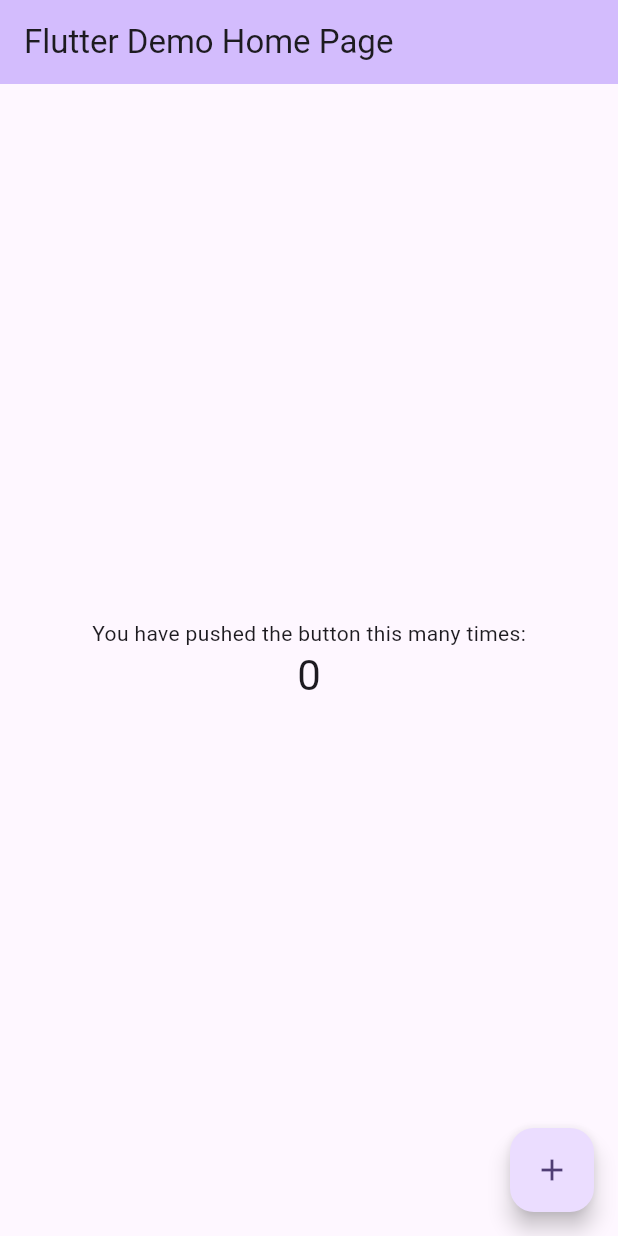
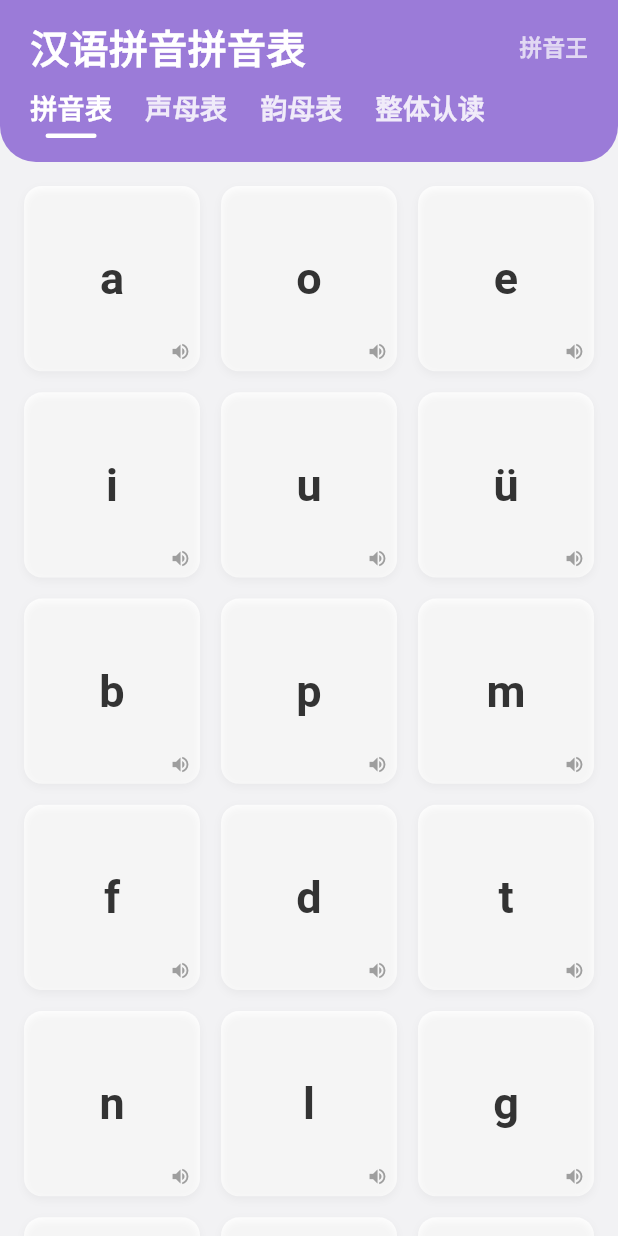
Before and after one commit to jimin5329060/pinyin_king, a Flutter app: the screen it shows after launch, on a phone screen of 412 x 824 dp. Run offline on Flutter 3.47's test engine with Material 3 defaults, Android fonts, the phone set to English and light mode, and no system bars; our stand-ins replace audioplayers.

Commit message:
音频加载完成 ui复刻完成

```diff
--- a/lib/main.dart
+++ b/lib/main.dart
@@ -1,122 +1,31 @@
+/// 拼音王 —— 权威拼音教材工具
+/// 主入口：配置全局主题并挂载主页
+library;
+
 import 'package:flutter/material.dart';
 
+import 'package:pinyin_king/pages/pinyin_home_page.dart';
+import 'package:pinyin_king/theme/app_colors.dart';
+
 void main() {
-  runApp(const MyApp());
+  runApp(const PinyinKingApp());
 }
 
-class MyApp extends StatelessWidget {
-  const MyApp({super.key});
+class PinyinKingApp extends StatelessWidget {
+  const PinyinKingApp({super.key});
 
-  // This widget is the root of your application.
   @override
   Widget build(BuildContext context) {
     return MaterialApp(
-      title: 'Flutter Demo',
+      title: '拼音王',
+      debugShowCheckedModeBanner: false,
       theme: ThemeData(
-        // This is the theme of your application.
-        //
-        // TRY THIS: Try running your application with "flutter run". You'll see
-        // the application has a purple toolbar. Then, without quitting the app,
-        // try changing the seedColor in the colorScheme below to Colors.green
-        // and then invoke "hot reload" (save your changes or press the "hot
-        // reload" button in a Flutter-supported IDE, or press "r" if you used
-        // the command line to start the app).
-        //
-        // Notice that the counter didn't reset back to zero; the application
-        // state is not lost during the reload. To reset the state, use hot
-        // restart instead.
-        //
-        // This works for code too, not just values: Most code changes can be
-        // tested with just a hot reload.
-        colorScheme: .fromSeed(seedColor: Colors.deepPurple),
+        // 全局使用 Material 3，主色取头部紫色
+        useMaterial3: true,
+        colorScheme: ColorScheme.fromSeed(seedColor: AppColors.header),
+        scaffoldBackgroundColor: AppColors.pageBackground,
       ),
-      home: const MyHomePage(title: 'Flutter Demo Home Page'),
+      home: const PinyinHomePage(),
     );
   }
 }
-
-class MyHomePage extends StatefulWidget {
-  const MyHomePage({super.key, required this.title});
-
-  // This widget is the home page of your application. It is stateful, meaning
-  // that it has a State object (defined below) that contains fields that affect
-  // how it looks.
-
-  // This class is the configuration for the state. It holds the values (in this
-  // case the title) provided by the parent (in this case the App widget) and
-  // used by the build method of the State. Fields in a Widget subclass are
-  // always marked "final".
-
-  final String title;
-
-  @override
-  State<MyHomePage> createState() => _MyHomePageState();
-}
-
-class _MyHomePageState extends State<MyHomePage> {
-  int _counter = 0;
-
-  void _incrementCounter() {
-    setState(() {
-      // This call to setState tells the Flutter framework that something has
-      // changed in this State, which causes it to rerun the build method below
-      // so that the display can reflect the updated values. If we changed
-      // _counter without calling setState(), then the build method would not be
-      // called again, and so nothing would appear to happen.
-      _counter++;
-    });
-  }
-
-  @override
-  Widget build(BuildContext context) {
-    // This method is rerun every time setState is called, for instance as done
-    // by the _incrementCounter method above.
-    //
-    // The Flutter framework has been optimized to make rerunning build methods
-    // fast, so that you can just rebuild anything that needs updating rather
-    // than having to individually change instances of widgets.
-    return Scaffold(
-      appBar: AppBar(
-        // TRY THIS: Try changing the color here to a specific color (to
-        // Colors.amber, perhaps?) and trigger a hot reload to see the AppBar
-        // change color while the other colors stay the same.
-        backgroundColor: Theme.of(context).colorScheme.inversePrimary,
-        // Here we take the value from the MyHomePage object that was created by
-        // the App.build method, and use it to set our appbar title.
-        title: Text(widget.title),
-      ),
-      body: Center(
-        // Center is a layout widget. It takes a single child and positions it
-        // in the middle of the parent.
-        child: Column(
-          // Column is also a layout widget. It takes a list of children and
-          // arranges them vertically. By default, it sizes itself to fit its
-          // children horizontally, and tries to be as tall as its parent.
-          //
-          // Column has various properties to control how it sizes itself and
-          // how it positions its children. Here we use mainAxisAlignment to
-          // center the children vertically; the main axis here is the vertical
-          // axis because Columns are vertical (the cross axis would be
-          // horizontal).
-          //
-          // TRY THIS: Invoke "debug painting" (choose the "Toggle Debug Paint"
-          // action in the IDE, or press "p" in the console), to see the
-          // wireframe for each widget.
-          mainAxisAlignment: .center,
-          children: [
-            const Text('You have pushed the button this many times:'),
-            Text(
-              '$_counter',
-              style: Theme.of(context).textTheme.headlineMedium,
-            ),
-          ],
-        ),
-      ),
-      floatingActionButton: FloatingActionButton(
-        onPressed: _incrementCounter,
-        tooltip: 'Increment',
-        child: const Icon(Icons.add),
-      ),
-    );
-  }
-}
--- /dev/null
+++ b/lib/models/pinyin_item.dart
@@ -0,0 +1,43 @@
+/// 数据模型：对应 assets/audio/manifest.json 中的一条拼音音频条目
+library;
+
+import 'package:pinyin_king/utils/tone_marker.dart';
+
+class PinyinItem {
+  /// 所属分组：字母表 / 声母表 / 单韵母 / 复韵母 / 前鼻韵母 / 后鼻韵母 / 整体认读
+  final String group;
+
+  /// 基础字母（v 代表 ü），如 a、zh、zhi、an
+  final String letter;
+
+  /// 声调 1-4；null 表示无声调（声母 / 字母表）
+  final int? tone;
+
+  /// 组内排序序号（同一字母的四个声调共用一个 seq）
+  final int seq;
+
+  /// 音频资源路径，如 assets/audio/单韵母/01_a_1.mp3
+  final String asset;
+
+  const PinyinItem({
+    required this.group,
+    required this.letter,
+    required this.tone,
+    required this.seq,
+    required this.asset,
+  });
+
+  /// 从 manifest.json 的条目 JSON 构造
+  factory PinyinItem.fromJson(Map<String, dynamic> json) {
+    return PinyinItem(
+      group: json['group'] as String,
+      letter: json['letter'] as String,
+      tone: json['tone'] as int?,
+      seq: json['seq'] as int,
+      asset: json['asset'] as String,
+    );
+  }
+
+  /// 界面显示文本（自动带声调符号），如 à、zhī、üe
+  String get displayText => pinyinDisplay(letter, tone);
+}
--- /dev/null
+++ b/lib/pages/pinyin_home_page.dart
@@ -0,0 +1,255 @@
+/// 主页面：紫色头部 + 主 Tab（拼音表/声母表/韵母表/整体认读）+ 韵母子 Tab + 卡片网格
+library;
+
+import 'package:flutter/material.dart';
+
+import 'package:pinyin_king/models/pinyin_item.dart';
+import 'package:pinyin_king/services/pinyin_repository.dart';
+import 'package:pinyin_king/theme/app_colors.dart';
+import 'package:pinyin_king/widgets/pinyin_card.dart';
+
+/// 主 Tab 定义：标题 + 对应数据分组（韵母表特殊，含子分组）
+class _MainTab {
+  const _MainTab(this.title, this.headerTitle, {this.group, this.isYunmu = false});
+
+  /// Tab 文案
+  final String title;
+
+  /// 头部大标题（选中该 Tab 时显示）
+  final String headerTitle;
+
+  /// 对应的音频分组（非韵母表使用）
+  final String? group;
+
+  /// 是否为韵母表（需要显示子 Tab）
+  final bool isYunmu;
+}
+
+class PinyinHomePage extends StatefulWidget {
+  const PinyinHomePage({super.key});
+
+  @override
+  State<PinyinHomePage> createState() => _PinyinHomePageState();
+}
+
+class _PinyinHomePageState extends State<PinyinHomePage> {
+  /// 数据仓库
+  final PinyinRepository _repository = PinyinRepository();
+
+  /// 当前选中的主 Tab 下标
+  int _mainTabIndex = 0;
+
+  /// 当前选中的韵母子 Tab 下标
+  int _yunmuSubIndex = 0;
+
+  /// 主 Tab 配置（顺序与参考 UI 一致）
+  static const List<_MainTab> _tabs = [
+    _MainTab('拼音表', '汉语拼音拼音表', group: '字母表'),
+    _MainTab('声母表', '汉语拼音声母表', group: '声母表'),
+    _MainTab('韵母表', '汉语拼音韵母表', isYunmu: true),
+    _MainTab('整体认读', '汉语拼音整体认读', group: '整体认读'),
+  ];
+
+  @override
+  void initState() {
+    super.initState();
+    // 提前触发数据加载
+    _repository.load();
+  }
+
+  /// 当前应展示的数据分组名
+  String get _currentGroup {
+    final tab = _tabs[_mainTabIndex];
+    if (tab.isYunmu) {
+      return PinyinRepository.yunmuSubGroups[_yunmuSubIndex];
+    }
+    return tab.group!;
+  }
+
+  @override
+  Widget build(BuildContext context) {
+    return Scaffold(
+      backgroundColor: AppColors.pageBackground,
+      body: Column(
+        children: [
+          _buildHeader(),
+          // 数据网格
+          Expanded(child: _buildGrid()),
+        ],
+      ),
+    );
+  }
+
+  /// 紫色圆角头部：大标题 + 主 Tab（韵母表时含子 Tab）
+  Widget _buildHeader() {
+    final tab = _tabs[_mainTabIndex];
+    return Container(
+      width: double.infinity,
+      decoration: const BoxDecoration(
+        color: AppColors.header,
+        borderRadius: BorderRadius.vertical(bottom: Radius.circular(24)),
+      ),
+      child: SafeArea(
+        bottom: false,
+        child: Padding(
+          padding: const EdgeInsets.fromLTRB(20, 12, 20, 16),
+          child: Column(
+            crossAxisAlignment: CrossAxisAlignment.start,
+            children: [
+              // 第一行：大标题 + 品牌
+              Row(
+                crossAxisAlignment: CrossAxisAlignment.center,
+                children: [
+                  Expanded(
+                    child: Text(
+                      tab.headerTitle,
+                      maxLines: 1,
+                      overflow: TextOverflow.ellipsis,
+                      style: const TextStyle(
+                        color: Colors.white,
+                        fontSize: 26,
+                        fontWeight: FontWeight.bold,
+                      ),
+                    ),
+                  ),
+                  const Text(
+                    '拼音王',
+                    style: TextStyle(
+                      color: Colors.white70,
+                      fontSize: 15,
+                      fontWeight: FontWeight.bold,
+                    ),
+                  ),
+                ],
+              ),
+              const SizedBox(height: 10),
+              // 第二行：主 Tab
+              Row(
+                children: [
+                  for (var i = 0; i < _tabs.length; i++)
+                    _buildMainTab(i, _tabs[i].title),
+                ],
+              ),
+              // 第三行：韵母表的子 Tab
+              if (tab.isYunmu) ...[
+                const SizedBox(height: 6),
+                Row(
+                  children: [
+                    for (var i = 0; i < PinyinRepository.yunmuSubGroups.length; i++)
+                      _buildSubTab(i, PinyinRepository.yunmuSubGroups[i]),
+                  ],
+                ),
+              ],
+            ],
+          ),
+        ),
+      ),
+    );
+  }
+
+  /// 主 Tab 按钮：白色文字，选中时带白色下划线
+  Widget _buildMainTab(int index, String title) {
+    final selected = index == _mainTabIndex;
+    return GestureDetector(
+      onTap: () => setState(() => _mainTabIndex = index),
+      child: Padding(
+        padding: const EdgeInsets.only(right: 22),
+        child: Column(
+          mainAxisSize: MainAxisSize.min,
+          children: [
+            Text(
+              title,
+              style: TextStyle(
+                color: Colors.white.withValues(alpha: selected ? 1 : 0.85),
+                fontSize: 18,
+                fontWeight: FontWeight.bold,
+              ),
+            ),
+            const SizedBox(height: 4),
+            // 选中下划线
+            Container(
+              height: 3,
+              width: 34,
+              decoration: BoxDecoration(
+                color: selected ? AppColors.tabUnderline : Colors.transparent,
+                borderRadius: BorderRadius.circular(2),
+              ),
+            ),
+          ],
+        ),
+      ),
+    );
+  }
+
+  /// 韵母子 Tab 按钮：选中时浅紫圆角底 + 深紫文字
+  Widget _buildSubTab(int index, String title) {
+    final selected = index == _yunmuSubIndex;
+    return GestureDetector(
+      onTap: () => setState(() => _yunmuSubIndex = index),
+      child: Container(
+        margin: const EdgeInsets.only(right: 10),
+        padding: const EdgeInsets.symmetric(horizontal: 12, vertical: 5),
+        decoration: BoxDecoration(
+          color: selected ? AppColors.subTabActiveBg : Colors.transparent,
+          borderRadius: BorderRadius.circular(16),
+        ),
+        child: Text(
+          title,
+          style: TextStyle(
+            color: selected ? AppColors.subTabActiveText : Colors.white,
+            fontSize: 15,
+            fontWeight: FontWeight.bold,
+          ),
+        ),
+      ),
+    );
+  }
+
+  /// 数据网格：根据分组加载条目并渲染卡片
+  Widget _buildGrid() {
+    return FutureBuilder<void>(
+      future: _repository.load(),
+      builder: (context, snapshot) {
+        if (snapshot.connectionState != ConnectionState.done) {
+          return const Center(child: CircularProgressIndicator());
+        }
+        if (snapshot.hasError) {
+          return const Center(child: Text('数据加载失败，请重启应用'));
+        }
+
+        final items = _repository.itemsOfGroup(_currentGroup);
+        if (items.isEmpty) {
+          return const Center(child: Text('暂无数据'));
+        }
+        return _PinyinGridView(items: items);
+      },
+    );
+  }
+}
+
+/// 卡片网格：按宽度自适应列数（手机 4 列，平板/桌面更多列）
+class _PinyinGridView extends StatelessWidget {
+  const _PinyinGridView({required this.items});
+
+  final List<PinyinItem> items;
+
+  @override
+  Widget build(BuildContext context) {
+    final width = MediaQuery.sizeOf(context).width;
+    // 响应式列数：窄屏 4 列，随宽度增加
+    final crossAxisCount = width < 420 ? 3 : (width < 760 ? 4 : (width < 1200 ? 6 : 8));
+
+    return GridView.builder(
+      padding: const EdgeInsets.all(16),
+      gridDelegate: SliverGridDelegateWithFixedCrossAxisCount(
+        crossAxisCount: crossAxisCount,
+        mainAxisSpacing: 14,
+        crossAxisSpacing: 14,
+        // 卡片接近正方形
+        childAspectRatio: 0.95,
+      ),
+      itemCount: items.length,
+      itemBuilder: (context, index) => PinyinCard(item: items[index]),
+    );
+  }
+}
--- /dev/null
+++ b/lib/services/audio_player_service.dart
@@ -0,0 +1,48 @@
+/// 音频播放服务：全局单例，统一管理标准音播放
+library;
+
+import 'package:audioplayers/audioplayers.dart';
+
+class AudioPlayerService {
+  // 单例：全 App 共用一个播放器，避免多处播放互相打断失控
+  AudioPlayerService._internal();
+  static final AudioPlayerService instance = AudioPlayerService._internal();
+
+  final AudioPlayer _player = AudioPlayer();
+
+  /// 当前正在播放的资源路径（用于标记正在播放的卡片，可扩展高亮）
+  String? currentAsset;
+
+  /// 播放 assets 下的音频
+  ///
+  /// [asset] 为完整资源路径，如 assets/audio/声母表/01_b.mp3。
+  /// 注意：audioplayers 的 AssetSource 会自动在路径前拼 `assets/` 前缀，
+  /// 因此这里要先去掉 manifest 里带的前缀，避免变成 `assets/assets/...` 而加载失败。
+  /// 播放前先停止上一次播放，保证快速连点安全（先停后播）。
+  Future<void> playAsset(String asset) async {
+    try {
+      // 去掉开头的 assets/ 前缀，交给 audioplayers 自行拼接
+      final relative = asset.startsWith('assets/')
+          ? asset.substring('assets/'.length)
+          : asset;
+      currentAsset = asset;
+      await _player.stop();
+      await _player.play(AssetSource(relative));
+    } catch (_) {
+      // 音频缺失或解码失败：静默失败即可，不崩溃
+      // （PRD FR-02-W：提示与禁用由 UI 层处理）
+      currentAsset = null;
+    }
+  }
+
+  /// 停止播放
+  Future<void> stop() async {
+    currentAsset = null;
+    await _player.stop();
+  }
+
+  /// 释放资源（App 退出时调用，常规使用可忽略）
+  Future<void> dispose() async {
+    await _player.dispose();
+  }
+}
--- /dev/null
+++ b/lib/services/pinyin_repository.dart
@@ -0,0 +1,46 @@
+/// 拼音数据仓库：负责加载 manifest.json 并按分组提供数据
+library;
+
+import 'dart:convert' show jsonDecode;
+
+import 'package:flutter/services.dart' show rootBundle;
+
+import 'package:pinyin_king/models/pinyin_item.dart';
+
+class PinyinRepository {
+  /// 韵母表下的四个子分组（顺序即子 Tab 顺序）
+  static const List<String> yunmuSubGroups = [
+    '单韵母',
+    '复韵母',
+    '前鼻韵母',
+    '后鼻韵母',
+  ];
+
+  final List<PinyinItem> _items = [];
+  bool _loaded = false;
+
+  /// 加载 manifest.json（幂等，重复调用只加载一次）
+  Future<void> load() async {
+    if (_loaded) return;
+    final raw = await rootBundle.loadString('assets/audio/manifest.json');
+    final decoded = jsonDecode(raw) as Map<String, dynamic>;
+    final list = decoded['items'] as List;
+    _items
+      ..clear()
+      ..addAll(
+        list.map((e) => PinyinItem.fromJson(e as Map<String, dynamic>)),
+      );
+    _loaded = true;
+  }
+
+  /// 取指定分组的全部条目，按 seq、tone 排序（同一字母的声调顺序排列）
+  List<PinyinItem> itemsOfGroup(String group) {
+    final result =
+        _items.where((e) => e.group == group).toList()
+          ..sort((a, b) {
+            final bySeq = a.seq.compareTo(b.seq);
+            return bySeq != 0 ? bySeq : (a.tone ?? 0).compareTo(b.tone ?? 0);
+          });
+    return result;
+  }
+}
--- /dev/null
+++ b/lib/theme/app_colors.dart
@@ -0,0 +1,30 @@
+/// 全局颜色常量（对照参考 UI 配色统一管理，避免散落各处的魔法值）
+library;
+
+import 'package:flutter/material.dart';
+
+class AppColors {
+  /// 头部导航紫色
+  static const Color header = Color(0xFF9B7BD8);
+
+  /// 页面浅灰背景
+  static const Color pageBackground = Color(0xFFF2F2F4);
+
+  /// 卡片白色
+  static const Color card = Colors.white;
+
+  /// 主文字（卡片字母）
+  static const Color textPrimary = Color(0xFF333333);
+
+  /// 次要文字（喇叭图标等）
+  static const Color textSecondary = Color(0xFF9E9E9E);
+
+  /// 选中 Tab 下划线
+  static const Color tabUnderline = Colors.white;
+
+  /// 子 Tab 选中时的浅紫底
+  static const Color subTabActiveBg = Color(0xFFEDE6F9);
+
+  /// 子 Tab 选中文字紫
+  static const Color subTabActiveText = Color(0xFF7B57C4);
+}
--- /dev/null
+++ b/lib/utils/tone_marker.dart
@@ -0,0 +1,46 @@
+/// 拼音声调标注工具：
+/// 把「基础字母 + 声调」转成带声调符号的显示文本，如 (a, 4) → à、(zhi, 1) → zhī。
+library;
+
+/// 声调符号表：key 为声调 1-4，value 为各元音对应的带调字符
+const Map<int, Map<String, String>> _toneMarks = {
+  1: {'a': 'ā', 'o': 'ō', 'e': 'ē', 'i': 'ī', 'u': 'ū', 'ü': 'ǖ'},
+  2: {'a': 'á', 'o': 'ó', 'e': 'é', 'i': 'í', 'u': 'ú', 'ü': 'ǘ'},
+  3: {'a': 'ǎ', 'o': 'ǒ', 'e': 'ě', 'i': 'ǐ', 'u': 'ǔ', 'ü': 'ǚ'},
+  4: {'a': 'à', 'o': 'ò', 'e': 'è', 'i': 'ì', 'u': 'ù', 'ü': 'ǜ'},
+};
+
+/// 返回用于界面显示的拼音文本
+///
+/// [letter] 为 manifest 中的基础字母（v 代表 ü）；
+/// [tone] 为声调 1-4，null 表示无声调（声母 / 字母表）。
+String pinyinDisplay(String letter, int? tone) {
+  // 转写规则：v → ü；素材中 ue / ve 都代表韵母 üe，统一显示为 üe
+  var s = letter.replaceAll('v', 'ü');
+  if (s == 'ue') s = 'üe';
+
+  // 无声调直接返回基础写法
+  if (tone == null) return s;
+
+  // 标调位置规则（小学语文标准）：
+  // 优先级 a > o > e；i / u 并列时标在靠后的那个（如 iu 标 u、ui 标 i）
+  int idx = s.indexOf('a');
+  if (idx < 0) idx = s.indexOf('o');
+  if (idx < 0) idx = s.indexOf('e');
+  if (idx < 0) {
+    // i / u / ü 并列时，标在靠后的那个（如 iu 标 u、ui 标 i、ün 标 ü）
+    final i = s.lastIndexOf('i');
+    final u = s.lastIndexOf('u');
+    final vChar = s.lastIndexOf('ü');
+    idx = [i, u, vChar].reduce((a, b) => a > b ? a : b);
+  }
+
+  // 找不到可标调的元音（异常数据），原样返回，保证不崩溃
+  if (idx < 0) return s;
+
+  final marked = _toneMarks[tone]?[s[idx]];
+  // 无对应符号（异常数据），原样返回
+  if (marked == null) return s;
+
+  return s.replaceRange(idx, idx + 1, marked);
+}
--- /dev/null
+++ b/lib/widgets/pinyin_card.dart
@@ -0,0 +1,70 @@
+/// 拼音卡片：白色圆角卡片 + 大字母 + 右下角喇叭图标，点击播放标准音
+library;
+
+import 'package:flutter/material.dart';
+
+import 'package:pinyin_king/models/pinyin_item.dart';
+import 'package:pinyin_king/services/audio_player_service.dart';
+import 'package:pinyin_king/theme/app_colors.dart';
+
+class PinyinCard extends StatelessWidget {
+  const PinyinCard({super.key, required this.item});
+
+  final PinyinItem item;
+
+  @override
+  Widget build(BuildContext context) {
+    return Material(
+      color: AppColors.card,
+      borderRadius: BorderRadius.circular(12),
+      child: InkWell(
+        onTap: () => AudioPlayerService.instance.playAsset(item.asset),
+        borderRadius: BorderRadius.circular(12),
+        child: Container(
+          decoration: BoxDecoration(
+            borderRadius: BorderRadius.circular(12),
+            // 极浅阴影，贴近参考 UI 的悬浮感
+            boxShadow: [
+              BoxShadow(
+                color: Colors.black.withValues(alpha: 0.04),
+                blurRadius: 4,
+                offset: const Offset(0, 2),
+              ),
+            ],
+          ),
+          child: Stack(
+            children: [
+              // 居中大字母
+              Center(
+                child: Padding(
+                  padding: const EdgeInsets.all(4),
+                  child: FittedBox(
+                    fit: BoxFit.scaleDown,
+                    child: Text(
+                      item.displayText,
+                      style: const TextStyle(
+                        fontSize: 30,
+                        fontWeight: FontWeight.w600,
+                        color: AppColors.textPrimary,
+                      ),
+                    ),
+                  ),
+                ),
+              ),
+              // 右下角喇叭图标（提示可点击发音）
+              const Positioned(
+                right: 6,
+                bottom: 6,
+                child: Icon(
+                  Icons.volume_up,
+                  size: 14,
+                  color: AppColors.textSecondary,
+                ),
+              ),
+            ],
+          ),
+        ),
+      ),
+    );
+  }
+}
```
Also changed, not shown: 2 other files.
